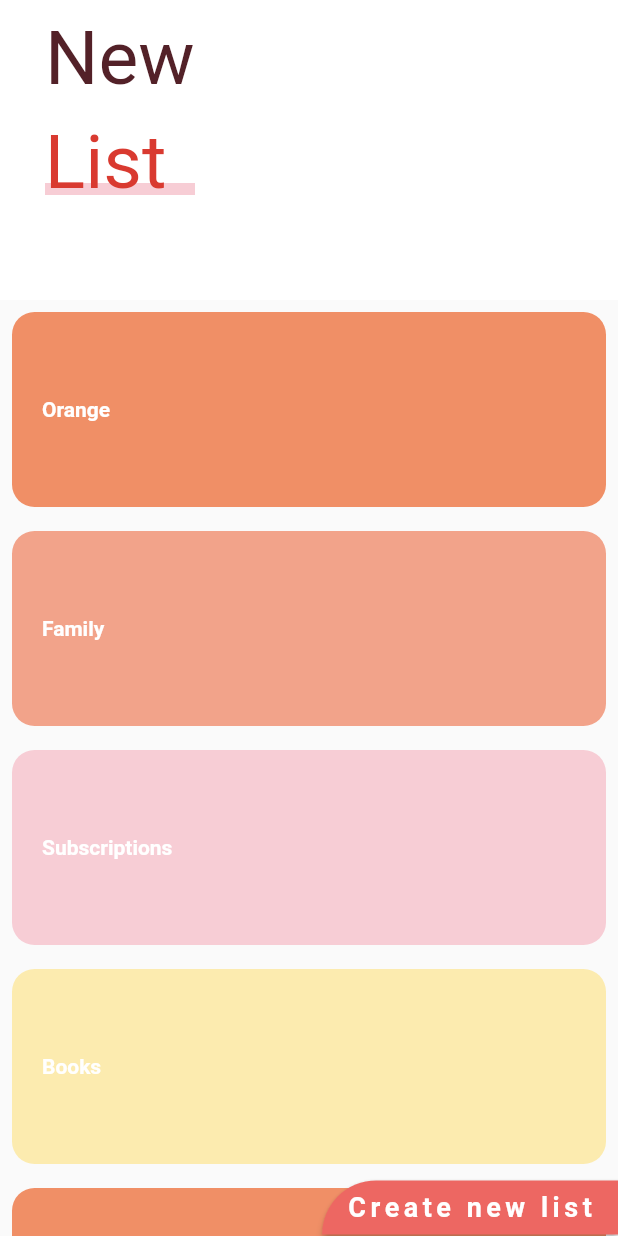
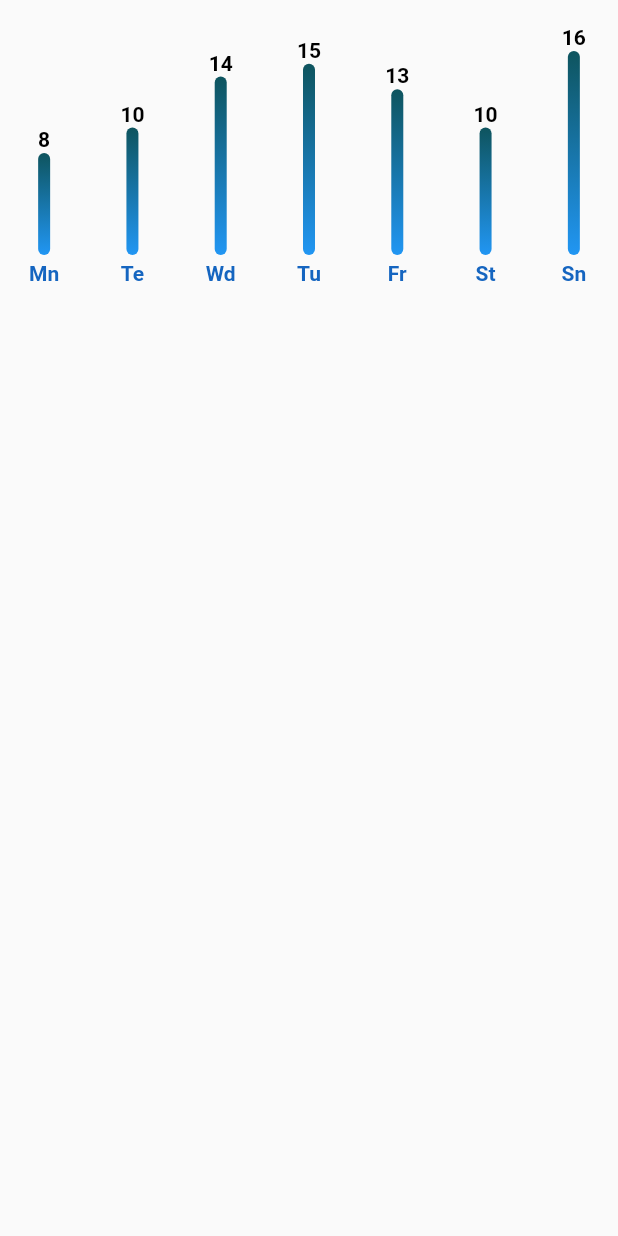
Before and after one commit to MichaelAmador/flutter-designs, a Flutter app: the screen it shows after launch, on a phone screen of 412 x 824 dp. Run offline on Flutter 3.47's test engine with Material 2 defaults, Android fonts, the phone set to English and light mode, and no system bars; drawn by our look-alikes of fl_chart; our stand-ins replace animate_do, flutter_svg, font_awesome_flutter.

Commit message:
Add charts

```diff
--- a/lib/main.dart
+++ b/lib/main.dart
@@ -11,6 +11,6 @@ class MainApp extends StatelessWidget {
   @override
   Widget build(BuildContext context) {
     return const MaterialApp(
-        debugShowCheckedModeBanner: false, home: SliverListScreen());
+        debugShowCheckedModeBanner: false, home: BarChartSample3());
   }
 }
--- /dev/null
+++ b/lib/src/screens/charts_screen.dart
@@ -0,0 +1,222 @@
+import 'package:flutter/material.dart';
+import 'package:fl_chart/fl_chart.dart';
+
+class ChartsScreen extends StatelessWidget {
+  const ChartsScreen({super.key});
+
+  @override
+  Widget build(BuildContext context) {
+    return Scaffold(
+      appBar: AppBar(
+        title: const Text('Charts'),
+        centerTitle: true,
+      ),
+    );
+  }
+}
+
+class _BarChart extends StatelessWidget {
+  const _BarChart();
+
+  @override
+  Widget build(BuildContext context) {
+    return BarChart(
+      BarChartData(
+        barTouchData: barTouchData,
+        titlesData: titlesData,
+        borderData: borderData,
+        barGroups: barGroups,
+        gridData: const FlGridData(show: false),
+        alignment: BarChartAlignment.spaceAround,
+        maxY: 20,
+      ),
+    );
+  }
+
+  BarTouchData get barTouchData => BarTouchData(
+        enabled: false,
+        touchTooltipData: BarTouchTooltipData(
+          tooltipBgColor: Colors.transparent,
+          tooltipPadding: EdgeInsets.zero,
+          tooltipMargin: 1,
+          getTooltipItem: (
+            BarChartGroupData group,
+            int groupIndex,
+            BarChartRodData rod,
+            int rodIndex,
+          ) {
+            return BarTooltipItem(
+              rod.toY.round().toString(),
+              const TextStyle(
+                color: Colors.black,
+                fontWeight: FontWeight.bold,
+              ),
+            );
+          },
+        ),
+      );
+
+  Widget getTitles(double value, TitleMeta meta) {
+    final style = TextStyle(
+      color: Colors.blue.shade800,
+      fontWeight: FontWeight.bold,
+      fontSize: 14,
+    );
+    String text;
+    switch (value.toInt()) {
+      case 0:
+        text = 'Mn';
+        break;
+      case 1:
+        text = 'Te';
+        break;
+      case 2:
+        text = 'Wd';
+        break;
+      case 3:
+        text = 'Tu';
+        break;
+      case 4:
+        text = 'Fr';
+        break;
+      case 5:
+        text = 'St';
+        break;
+      case 6:
+        text = 'Sn';
+        break;
+      default:
+        text = '';
+        break;
+    }
+    return SideTitleWidget(
+      axisSide: meta.axisSide,
+      space: 4,
+      child: Text(text, style: style),
+    );
+  }
+
+  FlTitlesData get titlesData => FlTitlesData(
+        show: true,
+        bottomTitles: AxisTitles(
+          sideTitles: SideTitles(
+            showTitles: true,
+            reservedSize: 30,
+            getTitlesWidget: getTitles,
+          ),
+        ),
+        leftTitles: const AxisTitles(
+          sideTitles: SideTitles(showTitles: false),
+        ),
+        topTitles: const AxisTitles(
+          sideTitles: SideTitles(showTitles: false),
+        ),
+        rightTitles: const AxisTitles(
+          sideTitles: SideTitles(showTitles: false),
+        ),
+      );
+
+  FlBorderData get borderData => FlBorderData(
+        show: false,
+      );
+
+  LinearGradient get _barsGradient => const LinearGradient(
+        colors: [
+          Colors.blue,
+          Color.fromARGB(255, 14, 84, 94),
+        ],
+        begin: Alignment.bottomCenter,
+        end: Alignment.topCenter,
+      );
+
+  List<BarChartGroupData> get barGroups => [
+        BarChartGroupData(
+          x: 0,
+          barRods: [
+            BarChartRodData(
+              toY: 8,
+              gradient: _barsGradient,
+            )
+          ],
+          showingTooltipIndicators: [0],
+        ),
+        BarChartGroupData(
+          x: 1,
+          barRods: [
+            BarChartRodData(
+              toY: 10,
+              gradient: _barsGradient,
+            )
+          ],
+          showingTooltipIndicators: [0],
+        ),
+        BarChartGroupData(
+          x: 2,
+          barRods: [
+            BarChartRodData(
+              toY: 14,
+              gradient: _barsGradient,
+            )
+          ],
+          showingTooltipIndicators: [0],
+        ),
+        BarChartGroupData(
+          x: 3,
+          barRods: [
+            BarChartRodData(
+              toY: 15,
+              gradient: _barsGradient,
+            )
+          ],
+          showingTooltipIndicators: [0],
+        ),
+        BarChartGroupData(
+          x: 4,
+          barRods: [
+            BarChartRodData(
+              toY: 13,
+              gradient: _barsGradient,
+            )
+          ],
+          showingTooltipIndicators: [0],
+        ),
+        BarChartGroupData(
+          x: 5,
+          barRods: [
+            BarChartRodData(
+              toY: 10,
+              gradient: _barsGradient,
+            )
+          ],
+          showingTooltipIndicators: [0],
+        ),
+        BarChartGroupData(
+          x: 6,
+          barRods: [
+            BarChartRodData(
+              toY: 16,
+              gradient: _barsGradient,
+            )
+          ],
+          showingTooltipIndicators: [0],
+        ),
+      ];
+}
+
+class BarChartSample3 extends StatefulWidget {
+  const BarChartSample3({super.key});
+
+  @override
+  State<StatefulWidget> createState() => BarChartSample3State();
+}
+
+class BarChartSample3State extends State<BarChartSample3> {
+  @override
+  Widget build(BuildContext context) {
+    return const Scaffold(
+      body: SafeArea(
+          child: SizedBox(
+              width: double.infinity, height: 200, child: _BarChart())),
+    );
+  }
+}
--- a/lib/src/screens/screens.dart
+++ b/lib/src/screens/screens.dart
@@ -4,6 +4,7 @@ export 'labs/circular_progress_screen.dart';
 export 'labs/slideshow_screen.dart';
 
 export 'animations_screen.dart';
+export 'charts_screen.dart';
 export 'circular_graphics_screen.dart';
 export 'emergency_screen.dart';
 export 'headers_screen.dart';
--- a/pubspec.yaml
+++ b/pubspec.yaml
@@ -8,6 +8,7 @@ environment:
 
 dependencies:
   animate_do: ^3.0.2
+  fl_chart: ^0.63.0
   flutter:
     sdk: flutter
   flutter_staggered_grid_view: ^0.6.2
```
Also changed, not shown: pubspec.lock.
